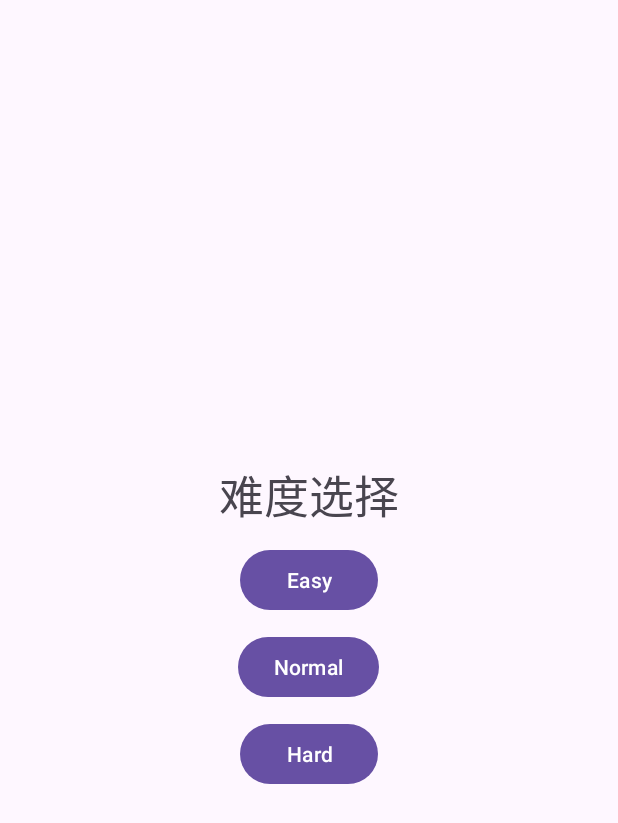
After one commit to Chtholly-Boss/JavaOopPractice, an Android app: the layout activity_offline.xml on its own in the app's theme, with its tools: preview values and no code run, on a phone screen of 412 x 824 dp. The commit adds this screen. Shown: the top 823 px of the screen. Run offline under Robolectric (Android 15) with nearby library versions, the phone set to English and light mode, and no system bars.

Commit message:
05.27.8：41

```diff
--- /dev/null
+++ b/project/app/src/main/res/layout/activity_offline.xml
@@ -0,0 +1,63 @@
+<?xml version="1.0" encoding="utf-8"?>
+<LinearLayout xmlns:android="http://schemas.android.com/apk/res/android"
+    xmlns:app="http://schemas.android.com/apk/res-auto"
+    xmlns:tools="http://schemas.android.com/tools"
+    android:id="@+id/main"
+    android:layout_width="match_parent"
+    android:layout_height="wrap_content"
+    tools:context=".MainActivity"
+    android:layout_gravity="center"
+    android:orientation="vertical">
+    <LinearLayout
+        android:layout_marginTop="10dp"
+        android:layout_width="wrap_content"
+        android:layout_height="match_parent"
+        android:layout_weight="1"
+        android:layout_gravity="center_horizontal"
+        android:orientation="horizontal">
+        <TextView
+            android:layout_width="wrap_content"
+            android:layout_height="wrap_content"
+            android:text="难度选择"
+            android:textSize="30dp"
+            android:layout_gravity="center_vertical" />
+    </LinearLayout>
+    <LinearLayout
+        android:layout_marginTop="10dp"
+        android:layout_width="wrap_content"
+        android:layout_height="match_parent"
+        android:layout_gravity="center_horizontal"
+        android:layout_weight="1">
+        <Button
+            android:layout_width="wrap_content"
+            android:layout_height="wrap_content"
+            android:text="  Easy  " />
+    </LinearLayout>
+    <LinearLayout
+        android:layout_marginTop="10dp"
+        android:layout_width="wrap_content"
+        android:layout_height="match_parent"
+        android:layout_gravity="center_horizontal"
+        android:layout_weight="1">
+        <Button
+            android:layout_width="match_parent"
+            android:layout_height="wrap_content"
+            android:text="Normal" />
+    </LinearLayout>
+    <LinearLayout
+        android:layout_marginTop="10dp"
+        android:layout_width="wrap_content"
+        android:layout_height="match_parent"
+        android:layout_gravity="center_horizontal"
+        android:layout_weight="1">
+        <Button
+            android:layout_width="match_parent"
+            android:layout_height="wrap_content"
+            android:text="  Hard  " />
+    </LinearLayout>
+
+
+
+
+
+</LinearLayout>
```
Also changed, not shown: project/app/src/main/java/com/example/aircraftwar/OfflineActivity.java (added, +17 -0 lines), project/app/src/main/res/layout/activity_main.xml (+70 -8 lines).
